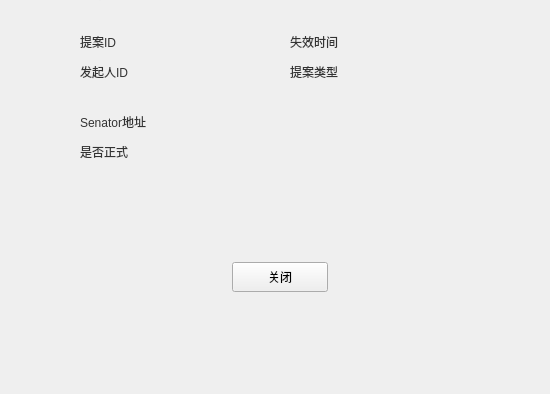
Before: the Qt Designer form LNKWallet/guard/ProposalDetailDialog.ui in HcashOrg/hx-indicator, drawn with Qt 5; both pictures show x 200 to 750 and y 149 to 543 of the 960 by 543 pixel window.
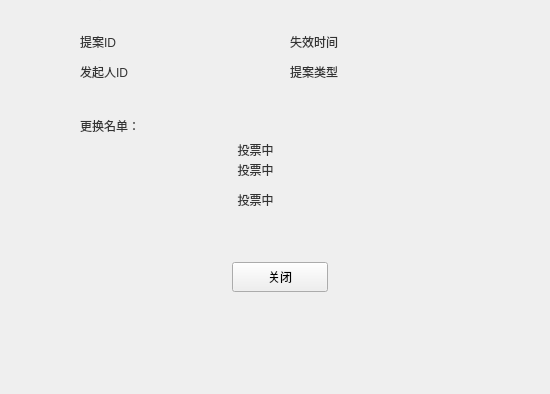
After: the same form once the commit is applied. The open tabs and pages were chosen to show the change.

Commit message: change permanent senator

The edit to the form file:
```diff
--- a/LNKWallet/guard/ProposalDetailDialog.ui
+++ b/LNKWallet/guard/ProposalDetailDialog.ui
@@ -746,59 +746,62 @@
         <widget class="QLabel" name="label_21">
          <property name="geometry">
           <rect>
-           <x>30</x>
-           <y>20</y>
-           <width>80</width>
-           <height>20</height>
+           <x>80</x>
+           <y>50</y>
+           <width>251</width>
+           <height>16</height>
           </rect>
          </property>
          <property name="text">
-          <string>Senator地址</string>
+          <string>投票中</string>
          </property>
+         <property name="alignment">
+          <set>Qt::AlignCenter</set>
+         </property>
         </widget>
         <widget class="QLabel" name="isFormalLabel">
          <property name="geometry">
           <rect>
-           <x>120</x>
-           <y>50</y>
-           <width>300</width>
-           <height>20</height>
+           <x>80</x>
+           <y>70</y>
+           <width>251</width>
+           <height>16</height>
           </rect>
          </property>
          <property name="text">
-          <string/>
+          <string>投票中</string>
          </property>
-         <property name="textInteractionFlags">
-          <set>Qt::LinksAccessibleByMouse|Qt::TextSelectableByMouse</set>
+         <property name="alignment">
+          <set>Qt::AlignCenter</set>
          </property>
         </widget>
         <widget class="QLabel" name="label_22">
          <property name="geometry">
           <rect>
-           <x>30</x>
-           <y>50</y>
-           <width>80</width>
-           <height>20</height>
+           <x>80</x>
+           <y>100</y>
+           <width>251</width>
+           <height>16</height>
           </rect>
          </property>
          <property name="text">
-          <string>是否正式</string>
+          <string>投票中</string>
          </property>
+         <property name="alignment">
+          <set>Qt::AlignCenter</set>
+         </property>
         </widget>
         <widget class="QLabel" name="senatorAddressLabel">
          <property name="geometry">
           <rect>
-           <x>120</x>
-           <y>20</y>
-           <width>300</width>
-           <height>20</height>
+           <x>30</x>
+           <y>26</y>
+           <width>121</width>
+           <height>16</height>
           </rect>
          </property>
          <property name="text">
-          <string/>
-         </property>
-         <property name="textInteractionFlags">
-          <set>Qt::LinksAccessibleByMouse|Qt::TextSelectableByMouse</set>
+          <string>更换名单：</string>
          </property>
         </widget>
        </widget>
```
Left out of the diff: 10 changed lines with no effect on the pictures. The commit also changes 9 other files.
